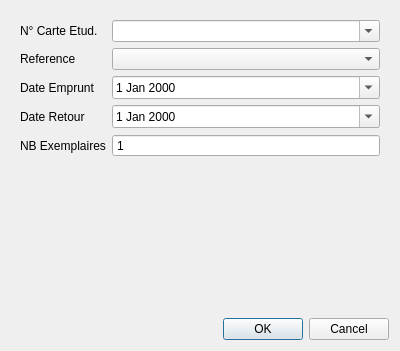
NassimKraiem/MiniProject_CPI1, file ui/empruntPanel.ui: the form before one commit.
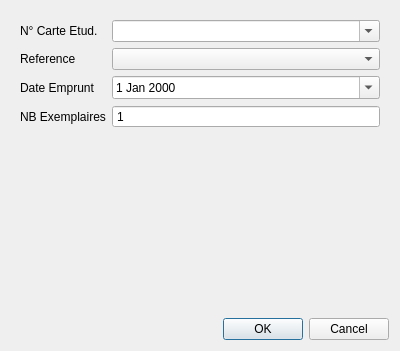
The form after the commit.

Commit message: Update emprunts.csv, livres.csv, and 15 more files...

The edit to the form file:
```diff
--- a/ui/empruntPanel.ui
+++ b/ui/empruntPanel.ui
@@ -90,30 +90,13 @@
        </widget>
       </item>
       <item row="3" column="0">
-       <widget class="QLabel" name="label_4">
-        <property name="text">
-         <string>Date Retour</string>
-        </property>
-       </widget>
-      </item>
-      <item row="3" column="1">
-       <widget class="QDateEdit" name="dateRetour">
-        <property name="buttonSymbols">
-         <enum>QAbstractSpinBox::NoButtons</enum>
-        </property>
-        <property name="calendarPopup">
-         <bool>true</bool>
-        </property>
-       </widget>
-      </item>
-      <item row="4" column="0">
        <widget class="QLabel" name="label_6">
         <property name="text">
          <string>NB Exemplaires</string>
         </property>
        </widget>
       </item>
-      <item row="4" column="1">
+      <item row="3" column="1">
        <widget class="QSpinBox" name="nombreExemplaires">
         <property name="buttonSymbols">
          <enum>QAbstractSpinBox::NoButtons</enum>
@@ -123,7 +106,7 @@
         </property>
        </widget>
       </item>
-      <item row="5" column="0">
+      <item row="4" column="0">
        <widget class="QLabel" name="label_7">
         <property name="text">
          <string/>
```
The commit also changes 16 other files.
